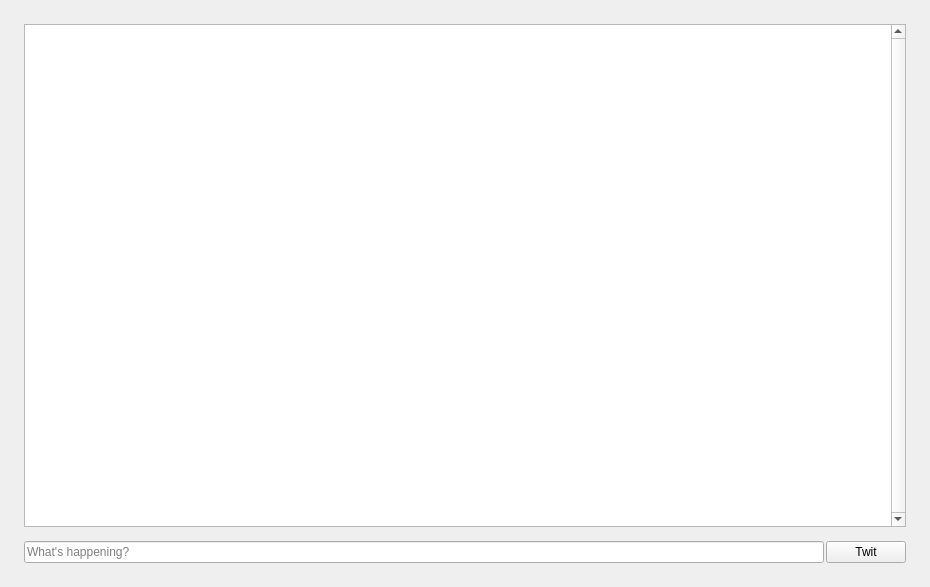
Before: the Qt Designer form src/plugins/woodpecker/twitterpage.ui in 0xd34df00d/leechcraft, drawn with Qt 5.
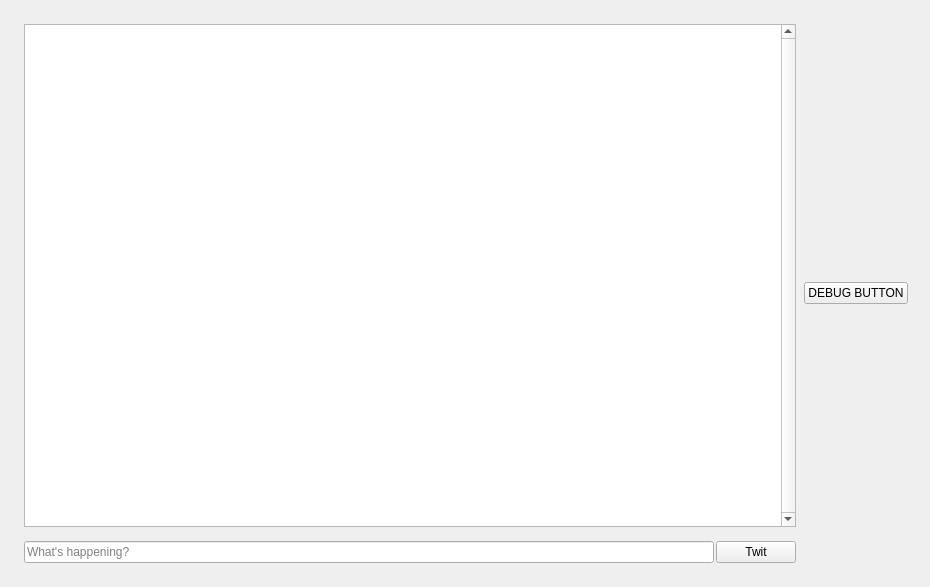
After: the same form once the commit is applied.

What changed in the file:
```diff
--- a/src/plugins/woodpecker/twitterpage.ui
+++ b/src/plugins/woodpecker/twitterpage.ui
@@ -109,6 +109,13 @@
         </item>
        </layout>
       </item>
+      <item row="0" column="1">
+       <widget class="QPushButton" name="dbgButton">
+        <property name="text">
+         <string>DEBUG BUTTON</string>
+        </property>
+       </widget>
+      </item>
      </layout>
     </widget>
    </item>
```
Left out of the diff: 3 changed lines with no effect on the pictures.
